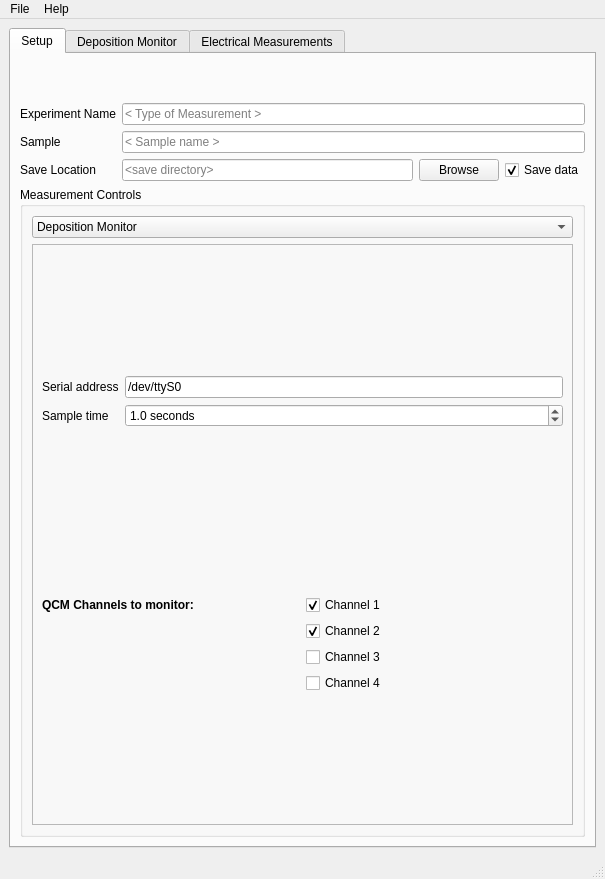
AFMD/echo-monitor, file src/insitu_ECHO_GUI_2.ui: the form before one commit.
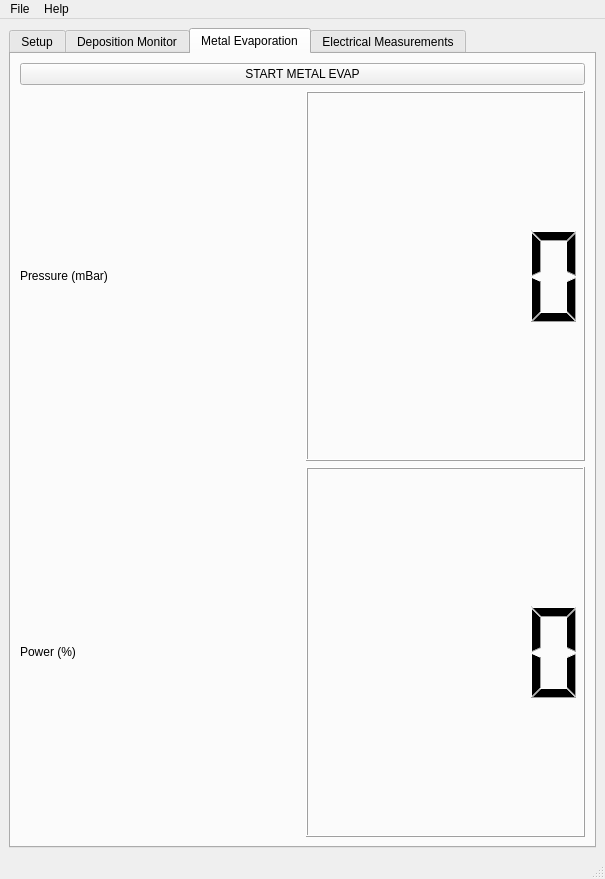
The form after the commit. The open tabs and pages were chosen to show the change. Custom widgets are drawn as their Qt base class.

Commit message: new metal tab

Patch:
```diff
--- a/src/insitu_ECHO_GUI_2.ui
+++ b/src/insitu_ECHO_GUI_2.ui
@@ -14,8 +14,8 @@
    <string>ECHO monitor</string>
   </property>
   <widget class="QWidget" name="centralwidget">
-   <layout class="QGridLayout" name="gridLayout_11">
-    <item row="0" column="0">
+   <layout class="QHBoxLayout" name="horizontalLayout">
+    <item>
      <widget class="QTabWidget" name="tabWidget">
       <property name="currentIndex">
        <number>0</number>
@@ -144,7 +144,7 @@
                </property>
                <item>
                 <property name="text">
-                 <string>Deposition Monitor</string>
+                 <string>Deposition Controller</string>
                 </property>
                </item>
                <item>
@@ -1257,6 +1257,59 @@
         </item>
        </layout>
       </widget>
+      <widget class="QWidget" name="tab_4">
+       <attribute name="title">
+        <string>Metal Evaporation</string>
+       </attribute>
+       <layout class="QGridLayout" name="gridLayout_11">
+        <item row="2" column="1">
+         <layout class="QVBoxLayout" name="verticalLayout_6">
+          <item>
+           <widget class="QPushButton" name="metalButton">
+            <property name="accessibleName">
+             <string>metalButton</string>
+            </property>
+            <property name="text">
+             <string>START METAL EVAP</string>
+            </property>
+           </widget>
+          </item>
+          <item>
+           <layout class="QGridLayout" name="gridLayout_21">
+            <item row="1" column="1">
+             <widget class="QLCDNumber" name="lcdPressure">
+              <property name="accessibleName">
+               <string>lcdPressure</string>
+              </property>
+             </widget>
+            </item>
+            <item row="2" column="1">
+             <widget class="QLCDNumber" name="lcdPower">
+              <property name="accessibleName">
+               <string>lcdPower</string>
+              </property>
+             </widget>
+            </item>
+            <item row="2" column="0">
+             <widget class="QLabel" name="label_28">
+              <property name="text">
+               <string>Power (%)</string>
+              </property>
+             </widget>
+            </item>
+            <item row="1" column="0">
+             <widget class="QLabel" name="label_34">
+              <property name="text">
+               <string>Pressure (mBar)</string>
+              </property>
+             </widget>
+            </item>
+           </layout>
+          </item>
+         </layout>
+        </item>
+       </layout>
+      </widget>
       <widget class="QWidget" name="tab_2">
        <attribute name="title">
         <string>Electrical Measurements</string>
```
The commit also changes 6 other files.
